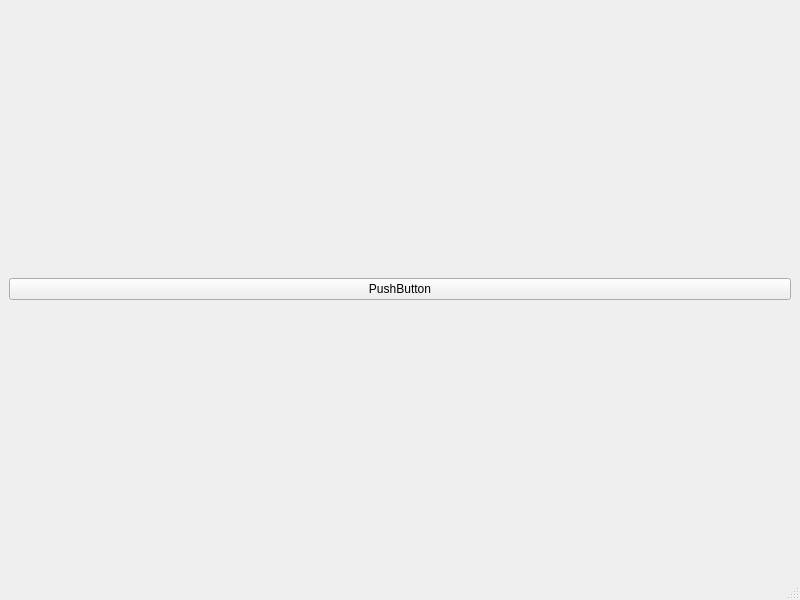
The window that UIDesignerFiles/mainWindow.ui (jeremiahgivens/OpenImageAnnotater) describes before a commit, drawn with Qt 5.
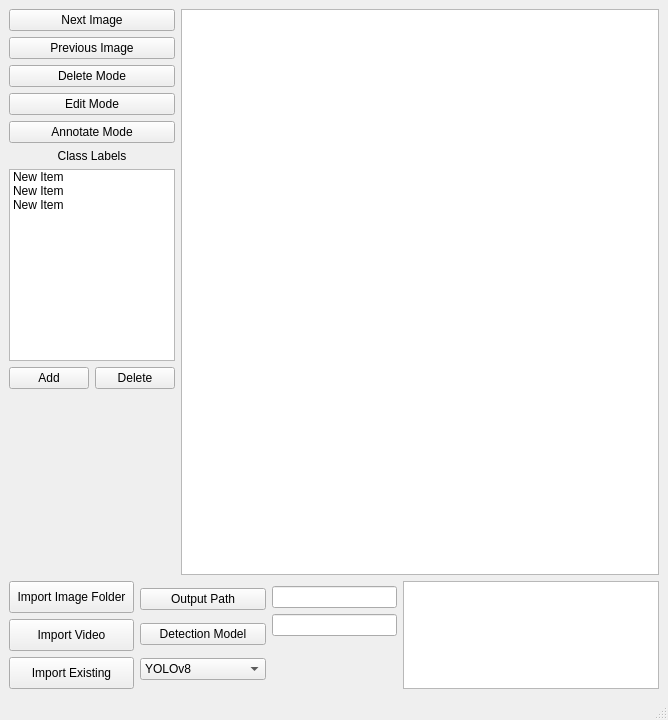
The same window after the commit.

Commit message: Completed basic layout of GUI. Added file browser to select output path.

What changed in the file:
```diff
--- a/UIDesignerFiles/mainWindow.ui
+++ b/UIDesignerFiles/mainWindow.ui
@@ -6,21 +6,315 @@
    <rect>
     <x>0</x>
     <y>0</y>
-    <width>800</width>
-    <height>600</height>
+    <width>668</width>
+    <height>720</height>
    </rect>
   </property>
   <property name="windowTitle">
    <string>MainWindow</string>
   </property>
   <widget class="QWidget" name="centralwidget">
-   <layout class="QHBoxLayout" name="horizontalLayout">
+   <layout class="QVBoxLayout" name="verticalLayout_6">
     <item>
-     <widget class="QPushButton" name="pushButton">
-      <property name="text">
-       <string>PushButton</string>
-      </property>
-     </widget>
+     <layout class="QVBoxLayout" name="verticalLayout_5" stretch="6,1">
+      <item>
+       <layout class="QHBoxLayout" name="horizontalLayout_5" stretch="1,7">
+        <item>
+         <layout class="QVBoxLayout" name="verticalLayout_3">
+          <item>
+           <widget class="QPushButton" name="nextImage">
+            <property name="text">
+             <string>Next Image</string>
+            </property>
+           </widget>
+          </item>
+          <item>
+           <widget class="QPushButton" name="previousImage">
+            <property name="text">
+             <string>Previous Image</string>
+            </property>
+           </widget>
+          </item>
+          <item>
+           <widget class="QPushButton" name="deleteMode">
+            <property name="text">
+             <string>Delete Mode</string>
+            </property>
+           </widget>
+          </item>
+          <item>
+           <widget class="QPushButton" name="editMode">
+            <property name="text">
+             <string>Edit Mode</string>
+            </property>
+           </widget>
+          </item>
+          <item>
+           <widget class="QPushButton" name="annotateMode">
+            <property name="text">
+             <string>Annotate Mode</string>
+            </property>
+           </widget>
+          </item>
+          <item>
+           <widget class="QLabel" name="label_2">
+            <property name="text">
+             <string>Class Labels</string>
+            </property>
+            <property name="alignment">
+             <set>Qt::AlignCenter</set>
+            </property>
+           </widget>
+          </item>
+          <item>
+           <widget class="QListWidget" name="classList">
+            <property name="sizePolicy">
+             <sizepolicy hsizetype="Expanding" vsizetype="Minimum">
+              <horstretch>0</horstretch>
+              <verstretch>0</verstretch>
+             </sizepolicy>
+            </property>
+            <item>
+             <property name="text">
+              <string>New Item</string>
+             </property>
+            </item>
+            <item>
+             <property name="text">
+              <string>New Item</string>
+             </property>
+            </item>
+            <item>
+             <property name="text">
+              <string>New Item</string>
+             </property>
+            </item>
+           </widget>
+          </item>
+          <item>
+           <layout class="QHBoxLayout" name="horizontalLayout_3">
+            <property name="topMargin">
+             <number>0</number>
+            </property>
+            <item>
+             <widget class="QPushButton" name="addClass">
+              <property name="sizePolicy">
+               <sizepolicy hsizetype="Expanding" vsizetype="Fixed">
+                <horstretch>0</horstretch>
+                <verstretch>0</verstretch>
+               </sizepolicy>
+              </property>
+              <property name="text">
+               <string>Add</string>
+              </property>
+             </widget>
+            </item>
+            <item>
+             <widget class="QPushButton" name="deleteClass">
+              <property name="sizePolicy">
+               <sizepolicy hsizetype="Expanding" vsizetype="Fixed">
+                <horstretch>0</horstretch>
+                <verstretch>0</verstretch>
+               </sizepolicy>
+              </property>
+              <property name="text">
+               <string>Delete</string>
+              </property>
+             </widget>
+            </item>
+           </layout>
+          </item>
+          <item>
+           <spacer name="verticalSpacer">
+            <property name="orientation">
+             <enum>Qt::Vertical</enum>
+            </property>
+            <property name="sizeHint" stdset="0">
+             <size>
+              <width>119</width>
+              <height>13</height>
+             </size>
+            </property>
+           </spacer>
+          </item>
+         </layout>
+        </item>
+        <item>
+         <widget class="QGraphicsView" name="graphicsView"/>
+        </item>
+       </layout>
+      </item>
+      <item>
+       <layout class="QHBoxLayout" name="horizontalLayout">
+        <item>
+         <layout class="QVBoxLayout" name="verticalLayout">
+          <item>
+           <widget class="QPushButton" name="importImageFolder">
+            <property name="sizePolicy">
+             <sizepolicy hsizetype="Expanding" vsizetype="Fixed">
+              <horstretch>0</horstretch>
+              <verstretch>0</verstretch>
+             </sizepolicy>
+            </property>
+            <property name="minimumSize">
+             <size>
+              <width>0</width>
+              <height>32</height>
+             </size>
+            </property>
+            <property name="baseSize">
+             <size>
+              <width>0</width>
+              <height>0</height>
+             </size>
+            </property>
+            <property name="text">
+             <string>Import Image Folder</string>
+            </property>
+           </widget>
+          </item>
+          <item>
+           <widget class="QPushButton" name="importVideo">
+            <property name="sizePolicy">
+             <sizepolicy hsizetype="Expanding" vsizetype="Fixed">
+              <horstretch>0</horstretch>
+              <verstretch>0</verstretch>
+             </sizepolicy>
+            </property>
+            <property name="minimumSize">
+             <size>
+              <width>0</width>
+              <height>32</height>
+             </size>
+            </property>
+            <property name="text">
+             <string>Import Video</string>
+            </property>
+           </widget>
+          </item>
+          <item>
+           <widget class="QPushButton" name="importExisting">
+            <property name="sizePolicy">
+             <sizepolicy hsizetype="Expanding" vsizetype="Fixed">
+              <horstretch>0</horstretch>
+              <verstretch>0</verstretch>
+             </sizepolicy>
+            </property>
+            <property name="minimumSize">
+             <size>
+              <width>0</width>
+              <height>32</height>
+             </size>
+            </property>
+            <property name="text">
+             <string>Import Existing</string>
+            </property>
+           </widget>
+          </item>
+         </layout>
+        </item>
+        <item>
+         <layout class="QVBoxLayout" name="verticalLayout_2">
+          <property name="topMargin">
+           <number>0</number>
+          </property>
+          <property name="bottomMargin">
+           <number>0</number>
+          </property>
+          <item>
+           <widget class="QPushButton" name="browseOutputPath">
+            <property name="sizePolicy">
+             <sizepolicy hsizetype="Expanding" vsizetype="Fixed">
+              <horstretch>0</horstretch>
+              <verstretch>0</verstretch>
+             </sizepolicy>
+            </property>
+            <property name="text">
+             <string>Output Path</string>
+            </property>
+           </widget>
+          </item>
+          <item>
+           <widget class="QPushButton" name="browseModelPath">
+            <property name="sizePolicy">
+             <sizepolicy hsizetype="Expanding" vsizetype="Fixed">
+              <horstretch>0</horstretch>
+              <verstretch>0</verstretch>
+             </sizepolicy>
+            </property>
+            <property name="text">
+             <string>Detection Model</string>
+            </property>
+           </widget>
+          </item>
+          <item>
+           <widget class="QComboBox" name="outputFormat">
+            <property name="sizePolicy">
+             <sizepolicy hsizetype="Expanding" vsizetype="Fixed">
+              <horstretch>0</horstretch>
+              <verstretch>0</verstretch>
+             </sizepolicy>
+            </property>
+            <item>
+             <property name="text">
+              <string>YOLOv8</string>
+             </property>
+            </item>
+            <item>
+             <property name="text">
+              <string>YOLOv5</string>
+             </property>
+            </item>
+           </widget>
+          </item>
+         </layout>
+        </item>
+        <item>
+         <layout class="QVBoxLayout" name="verticalLayout_4">
+          <property name="topMargin">
+           <number>5</number>
+          </property>
+          <item>
+           <widget class="QLineEdit" name="outputPath">
+            <property name="sizePolicy">
+             <sizepolicy hsizetype="Expanding" vsizetype="Fixed">
+              <horstretch>0</horstretch>
+              <verstretch>0</verstretch>
+             </sizepolicy>
+            </property>
+           </widget>
+          </item>
+          <item>
+           <widget class="QLineEdit" name="modelPath">
+            <property name="sizePolicy">
+             <sizepolicy hsizetype="Expanding" vsizetype="Fixed">
+              <horstretch>0</horstretch>
+              <verstretch>0</verstretch>
+             </sizepolicy>
+            </property>
+           </widget>
+          </item>
+          <item>
+           <spacer name="verticalSpacer_2">
+            <property name="orientation">
+             <enum>Qt::Vertical</enum>
+            </property>
+            <property name="sizeHint" stdset="0">
+             <size>
+              <width>20</width>
+              <height>40</height>
+             </size>
+            </property>
+           </spacer>
+          </item>
+         </layout>
+        </item>
+        <item>
+         <widget class="QTextEdit" name="infoTextEdit"/>
+        </item>
+       </layout>
+      </item>
+     </layout>
     </item>
    </layout>
   </widget>
```
Left out of the diff: 4 changed lines with no effect on the pictures. The commit also changes 4 other files.
